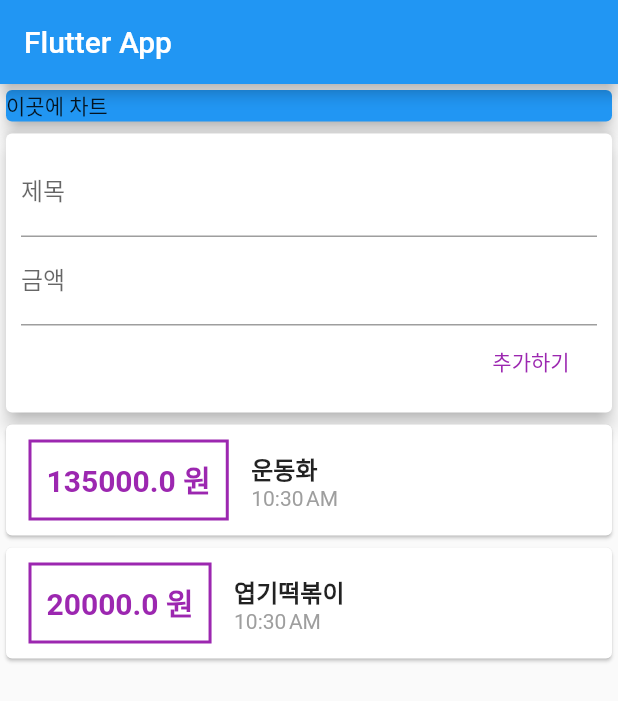
After one commit to lhj910129/Udemy_Budget, a Flutter app: the screen it shows after launch, on a phone screen of 412 x 824 dp. The commit adds this screen. Shown: the top 701 px of the screen. Run offline on Flutter 3.47's test engine with Material 2 defaults, Android fonts, the phone set to English and light mode, and no system bars.

Commit message:
Scrollerble ListView.Builder로 card변경

```diff
--- a/lib/main.dart
+++ b/lib/main.dart
@@ -1,6 +1,8 @@
 import 'package:flutter/material.dart';
 import 'package:flutter_complete_guide/models/transaction.dart';
+import 'package:flutter_complete_guide/widgets/new_transaction.dart';
 import 'package:flutter_complete_guide/widgets/transaction_list.dart';
+import 'package:flutter_complete_guide/widgets/user_transaction.dart';
 
 void main() => runApp(MyApp());
 
@@ -15,12 +17,8 @@ class MyApp extends StatelessWidget {
 }
 
 class MyHomePage extends StatelessWidget {
-  final List<Transaction> transaction = [
+  final List<Transaction> transaction = [];
 
-  ];
-
-  // String titleInput;
-  // String amountInput;
   final titleControler = TextEditingController();
   final amountControler = TextEditingController();
 
@@ -30,8 +28,21 @@ class MyHomePage extends StatelessWidget {
       appBar: AppBar(
         title: Text('Flutter App'),
       ),
-      body: Column(
-        //mainAxisAlignment: MainAxisAlignment.spaceAround,
+      body: SingleChildScrollView(
+        /*
+        SingleChildScrollView = listView(childiren : [])
+        내부 요소들의 크기만큼 스크롤이 가능하게한다.
+
+
+        컨테이너로 래핑할 경우
+        무조건 사이즈를 지정해야한다. -> 해당사이즈 영역만 스크롤이 가능해진다.
+        키보드 높이도 고려해야한다.
+
+        ListView(children:[]과 ListView.Builder()의 차이점
+        데이터가 셀수없이 많을때 빌더를 사용할것.
+
+        */
+        child: Column(
           crossAxisAlignment: CrossAxisAlignment.stretch,
           children: [
             Container(
@@ -43,44 +54,9 @@ class MyHomePage extends StatelessWidget {
                 elevation: 5,
               ),
             ),
-          Card(
-            elevation: 5,
-            child: Container(
-              padding: EdgeInsets.all(10),
-              child: Column(
-                  crossAxisAlignment: CrossAxisAlignment.end,
-                  children: <Widget>[
-                    TextField(
-                      decoration: InputDecoration(
-                        labelText: '제목',
+            UserTransactions(),
+          ],
         ),
-                      controller: titleControler,
-                      // onChanged: (val){
-
-                      //   titleInput = val;
-                      // },//키를 입력할때마다 실행
-                    ),
-                    TextField(
-                      decoration: InputDecoration(
-                        labelText: '금액',
-                      ),
-                      controller: amountControler,
-                      // onChanged: (val){
-                      //   amountInput = val;
-                      // },
-                    ),
-                    FlatButton(
-                      onPressed: () {
-                        print(titleControler);
-                      },
-                      child: Text('추가하기'),
-                      textColor: Colors.purple,
-                    )
-                  ]),
-            ),
-          ),
-          TransactionList()
-        ],
       ),
     );
   }
--- /dev/null
+++ b/lib/widgets/new_transaction.dart
@@ -0,0 +1,46 @@
+import 'package:flutter/material.dart';
+
+class NewTransaction extends StatelessWidget {
+  final titleControler = TextEditingController();
+  final amountControler = TextEditingController();
+  final Function addTx; //userTransaction의 _addTx를 가져오기 위한 아규먼트 추가
+  NewTransaction(this.addTx);
+
+  @override
+  Widget build(BuildContext context) {
+    return Card(
+      elevation: 5,
+      child: Container(
+        padding: EdgeInsets.all(10),
+        child: Column(
+          crossAxisAlignment: CrossAxisAlignment.end,
+          children: <Widget>[
+            TextField(
+              decoration: InputDecoration(
+                labelText: '제목',
+              ),
+              controller: titleControler,
+            ),
+            TextField(
+              decoration: InputDecoration(
+                labelText: '금액',
+              ),
+              controller: amountControler,
+            ),
+            FlatButton(
+              onPressed: () {
+                //newtransaction실행
+                addTx(
+                  titleControler.text,
+                  double.parse(amountControler.text),
+                );
+              },
+              child: Text('추가하기'),
+              textColor: Colors.purple,
+            )
+          ],
+        ),
+      ),
+    );
+  }
+}
--- a/lib/widgets/transaction_list.dart
+++ b/lib/widgets/transaction_list.dart
@@ -2,35 +2,24 @@ import 'package:flutter/material.dart';
 import 'package:intl/intl.dart';
 import '../models/transaction.dart';
 
-class TransactionList extends StatefulWidget {
-  @override
-  State<TransactionList> createState() => _TransactionListState();
-}
+class TransactionList extends StatelessWidget {
+  final List<Transaction> transactions;
 
-class _TransactionListState extends State<TransactionList> {
-  final List<Transaction> _userTransacrtion = [
-  Transaction(
-      id: 't1',
-      title: '운동화',
-      amount: 135000,
-      date: DateTime.now(),
-    ),
-    Transaction(
-      id: 't2',
-      title: '엽기떡볶이',
-      amount: 20000,
-      date: DateTime.now(),
-    ),];
+  TransactionList(this.transactions);
+
   @override
   Widget build(BuildContext context) {
-    return Column(
-            children: _userTransacrtion.map((tx) {
+    return Container(
+      height: 300,
+      child: ListView.builder(
+        //10개정도는 ListView(children: <Widget>[])으로 충분하다. 데이터 많을땐 리스트뷰빌더를 사용할 것
+        itemCount: transactions.  length,
+        itemBuilder: (ctx, index) {
           return Card(
             child: Row(
               children: [
                 Container(
-                      margin:
-                          EdgeInsets.symmetric(vertical: 10, horizontal: 15),
+                  margin: EdgeInsets.symmetric(vertical: 10, horizontal: 15),
                   decoration: BoxDecoration(
                     border: Border.all(
                       color: Colors.purple,
@@ -39,7 +28,7 @@ class _TransactionListState extends State<TransactionList> {
                   ),
                   padding: EdgeInsets.all(10),
                   child: Text(
-                        '${tx.amount} 원',
+                    '${transactions[index].amount} 원',
                     style: TextStyle(
                       fontWeight: FontWeight.bold,
                       fontSize: 20,
@@ -51,14 +40,14 @@ class _TransactionListState extends State<TransactionList> {
                   crossAxisAlignment: CrossAxisAlignment.start,
                   children: <Widget>[
                     Text(
-                          tx.title,
+                      transactions[index].title,
                       style: TextStyle(
                         fontSize: 16,
                         fontWeight: FontWeight.bold,
                       ),
                     ),
                     Text(
-                          DateFormat.jm().format(tx.date),
+                      DateFormat.jm().format(transactions[index].date),
                       style: TextStyle(
                         color: Colors.grey,
                       ),
@@ -68,7 +57,8 @@ class _TransactionListState extends State<TransactionList> {
               ],
             ),
           );
-            }).toList(),
+        },
+      ),
     );
   }
 }
--- /dev/null
+++ b/lib/widgets/user_transaction.dart
@@ -0,0 +1,52 @@
+import 'package:flutter/material.dart';
+import 'package:flutter_complete_guide/widgets/transaction_list.dart';
+
+import '../models/transaction.dart';
+import 'new_transaction.dart';
+
+class UserTransactions extends StatefulWidget {
+  @override
+  State<UserTransactions> createState() => _UserTransactionsState();
+}
+
+class _UserTransactionsState extends State<UserTransactions> {
+  final List<Transaction> _userTransacrtions = [
+    Transaction(
+      id: 't1',
+      title: '운동화',
+      amount: 135000,
+      date: DateTime.now(),
+    ),
+    Transaction(
+      id: 't2',
+      title: '엽기떡볶이',
+      amount: 20000,
+      date: DateTime.now(),
+    ),
+  ];
+
+  void _addNewTransaction(String txTitle, double txAmount) {
+    //코드를 작성할때는 값을 알 수 없으니 const는 사용할 수 없음. 하지만이 함수가실행되면 값이 변하지 않을 예정이니 final
+    final newTx = Transaction(
+      title: txTitle,
+      amount: txAmount,
+      date: DateTime.now(),
+      id: DateTime.now().toString(), //유니크
+    );
+
+    //이 위젯은 Stateful위젯이라 SetState를 호출할 수 있음
+    setState(() {
+      _userTransacrtions.add(newTx);
+    });
+  }
+
+  @override
+  Widget build(BuildContext context) {
+    return Column(
+      children: [
+        NewTransaction(_addNewTransaction), //Arg형태가 Function이므로 괄호를 포함하기 않는다.
+        TransactionList(_userTransacrtions),
+      ],
+    );
+  }
+}
```
Lines whose indentation alone changed are shown as unchanged.
